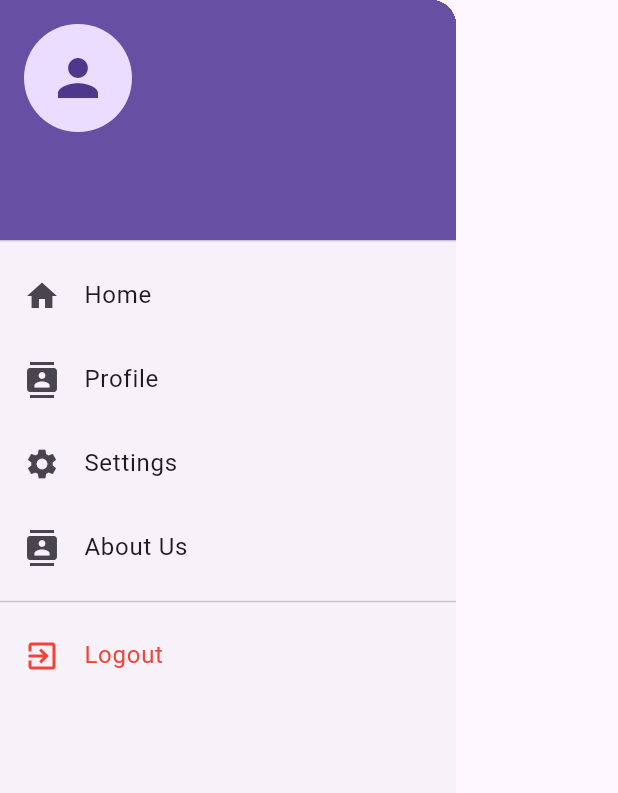
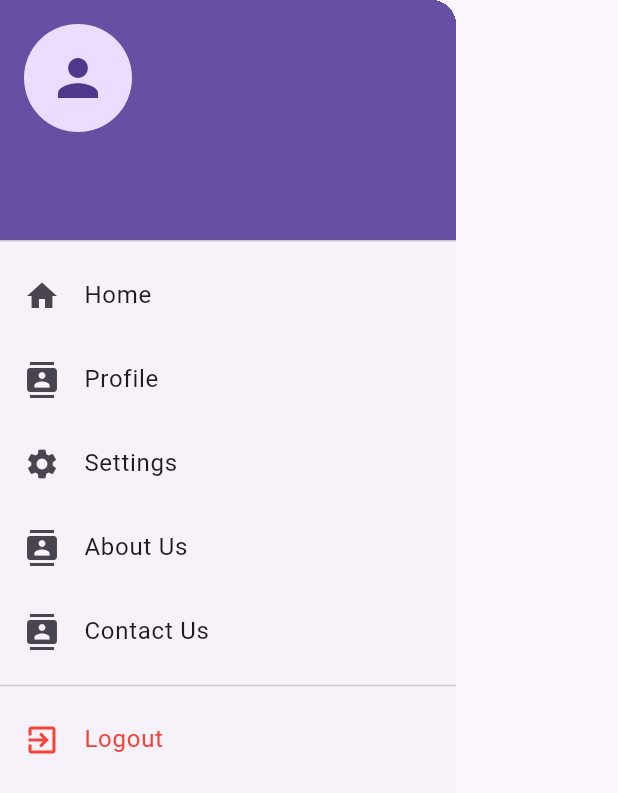
Before and after one commit to vprabhu1771/flutter_supabase_weight_bridge_record_control, a Flutter app: the CustomDrawer widget shown alone on an empty page, opened directly, on a phone screen of 412 x 824 dp. Shown: the top 793 px of the screen. Run offline on Flutter 3.47's test engine with Material 3 defaults, Android fonts, the phone set to English and light mode, and no system bars; our stand-ins replace flutter_dotenv, flutter_secure_storage, fluttertoast, image_picker, supabase_flutter; accounts and stored records are empty.

```diff
--- a/lib/widgets/CustomDrawer.dart
+++ b/lib/widgets/CustomDrawer.dart
@@ -1,5 +1,6 @@
 import 'package:flutter/material.dart';
 import 'package:flutter_supabase_weight_bridge_record_control/screens/AboutUsScreen.dart';
+import 'package:flutter_supabase_weight_bridge_record_control/screens/ContactUsScreen.dart';
 import 'package:flutter_supabase_weight_bridge_record_control/screens/auth/ProfileScreen.dart';
 
 import 'package:supabase_flutter/supabase_flutter.dart';
@@ -90,6 +91,19 @@ class CustomDrawer extends StatelessWidget {
                 );
               },
             ),
+            ListTile(
+              leading: Icon(Icons.contacts),
+              title: Text('Contact Us'),
+              onTap: () {
+                // Navigator.pop(context);
+                Navigator.pushReplacement(
+                  context,
+                  MaterialPageRoute(
+                    builder: (context) => ContactUsScreen(title: 'Contact Us'),
+                  ),
+                );
+              },
+            ),
             Divider(),
             ListTile(
               leading: Icon(Icons.exit_to_app, color: Colors.red),
```
